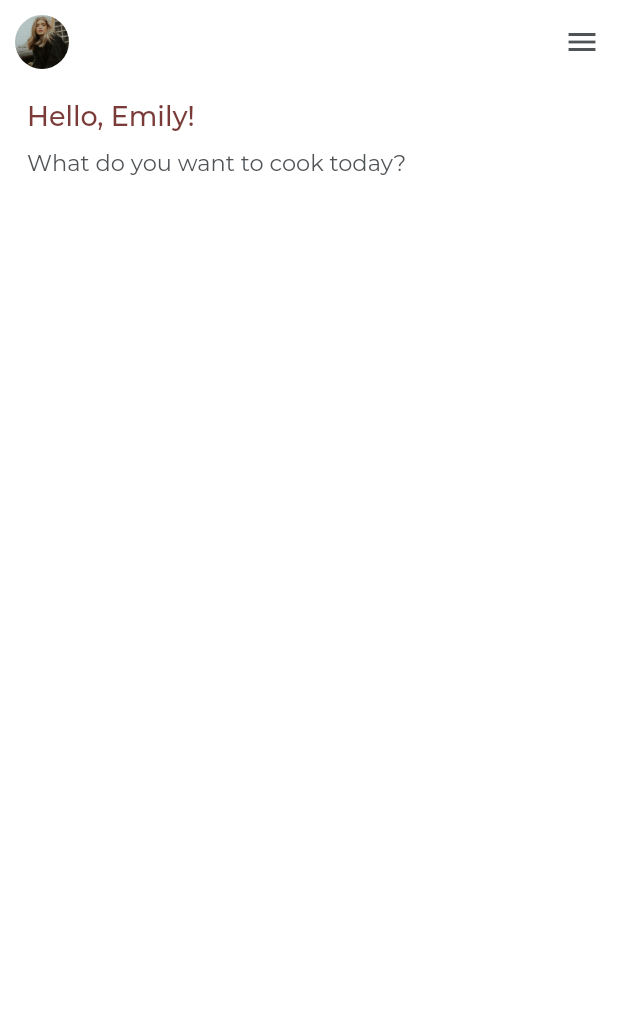
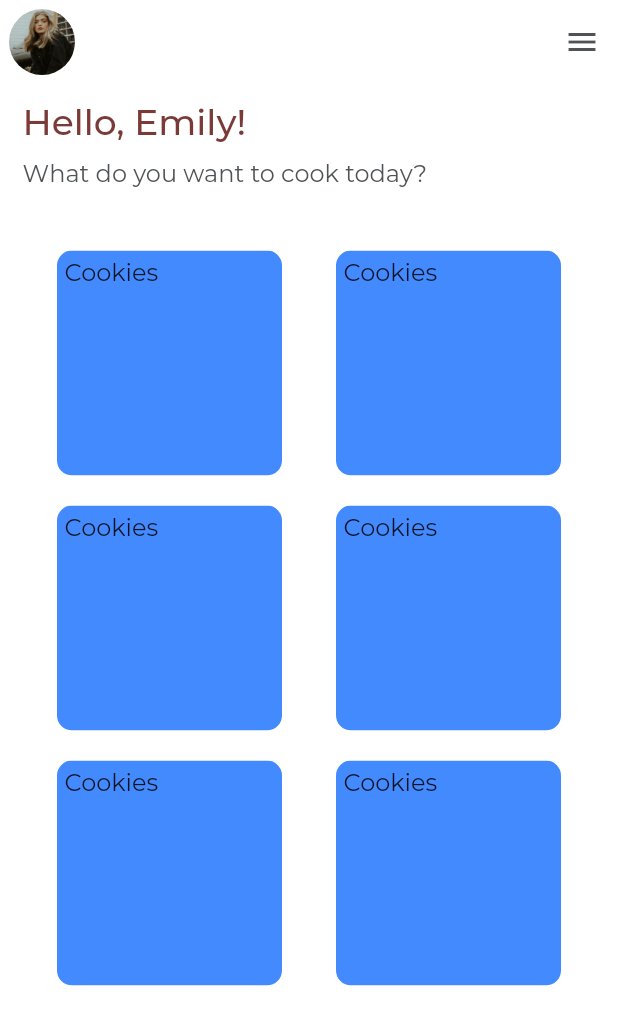
Before and after one commit to savdev-ua/recipes_app, a Flutter app: the HomePage screen opened directly, on a phone screen of 412 x 824 dp. Shown: the top 1025 px of the screen. Run offline on Flutter 3.47's test engine with Material 2 defaults, Android fonts, the phone set to English and light mode, and no system bars.

Commit message:
Added main page ui cards

```diff
--- a/lib/main.dart
+++ b/lib/main.dart
@@ -1,4 +1,5 @@
 import 'package:flutter/material.dart';
+import 'package:recipes_app/pages/home_page.dart';
 import 'package:recipes_app/widgets/category_card.dart';
 import 'package:recipes_app/constants.dart';
 import 'package:recipes_app/pages/register.dart';
@@ -20,7 +21,7 @@ class MyApp extends StatelessWidget {
         scaffoldBackgroundColor: Colors.white,
         textTheme: Theme.of(context).textTheme.apply(displayColor: kTextColor),
       ),
-      home: HomeScreen(),
+      home: HomePage(),
     );
   }
 }
--- a/lib/pages/home_page.dart
+++ b/lib/pages/home_page.dart
@@ -2,6 +2,8 @@ import 'package:flutter/material.dart';
 import 'package:recipes_app/constants.dart';
 import 'package:recipes_app/widgets/bottom_menu.dart';
 import 'package:recipes_app/widgets/homepage_text.dart';
+import 'package:recipes_app/widgets/product.dart';
+
 class HomePage extends StatelessWidget {
   const HomePage({Key? key}) : super(key: key);
 
@@ -13,9 +15,9 @@ class HomePage extends StatelessWidget {
           iconTheme: IconThemeData(color: kGrayColor),
           backgroundColor: Colors.transparent,
           leading: Padding(
-            padding: EdgeInsets.all(10),
+            padding: EdgeInsets.all(6),
             child: Container(
-                height: 15,
+              height: 35,
               child: ClipRRect(
                 borderRadius: BorderRadius.circular(50),
                 child: Image.asset(
@@ -26,21 +28,42 @@ class HomePage extends StatelessWidget {
             ),
           ),
         ),
-
         endDrawer: Drawer(
-
-        child: BottomMenu(page: 1,),
+          child: BottomMenu(
+            page: 1,
           ),
-      // appBar: AppBar(
-      //   title: Text("Log in"),
-      // ),
+        ),
         body: Column(
           children: [
-        HomePageText(
+            Align(
+              alignment: Alignment.centerLeft,
+              child: HomePageText(
                   title: 'Hello, Emily!',
-            subtitle: 'What do you want to cook today?')
+                  subtitle: 'What do you want to cook today?'),
+            ),
+            SizedBox(height: 20,),
+            Row(
+                mainAxisAlignment: MainAxisAlignment.center,
+                children: [
+                  Product(),
+                  Product()
+                ]
+            ),
+            Row(
+              mainAxisAlignment: MainAxisAlignment.center,
+              children: [
+                Product(),
+                Product(),
+              ],
+            ),
+            Row(
+              mainAxisAlignment: MainAxisAlignment.center,
+              children: [
+                Product(),
+                Product(),
               ],
             )
-    );
+          ],
+        ));
   }
 }
--- a/lib/widgets/homepage_text.dart
+++ b/lib/widgets/homepage_text.dart
@@ -11,17 +11,17 @@ class HomePageText extends StatelessWidget {
   Widget build(BuildContext context) {
     return Padding(
       padding: const EdgeInsets.symmetric(vertical: 11.0),
-      child: Padding(
-        padding: const EdgeInsets.only(left:18.0),
+      child:  Padding(
+        padding: const EdgeInsets.only(left: 15),
         child: Column(
             crossAxisAlignment: CrossAxisAlignment.start,
             children: [
               Text(
                 title,
-              //textAlign: TextAlign.left,
+                textAlign: TextAlign.left,
                 style: TextStyle(
                     fontFamily:'Montserrat',
-                  fontSize: 18,
+                    fontSize: 24,
                     fontWeight: FontWeight.w500,
                     color: kTextColor
                 ),
@@ -29,10 +29,10 @@ class HomePageText extends StatelessWidget {
               SizedBox(height: 10,),
               Text(
                 subtitle,
-              //textAlign: TextAlign.left,
+                textAlign: TextAlign.left,
                 style: TextStyle(
                     fontFamily:'Montserrat',
-                  fontSize: 15,
+                    fontSize: 16,
                     fontWeight: FontWeight.w400,
                     color: kGrayColor
                 ),
@@ -40,6 +40,7 @@ class HomePageText extends StatelessWidget {
             ],
           ),
       ),
+
     );
   }
 }
--- /dev/null
+++ b/lib/widgets/product.dart
@@ -0,0 +1,42 @@
+import 'package:flutter/material.dart';
+import 'package:recipes_app/pages/home_page.dart';
+class Product extends StatelessWidget {
+  const Product({Key? key}) : super(key: key);
+
+  @override
+  Widget build(BuildContext context) {
+    return Padding(
+        padding: const EdgeInsets.symmetric(horizontal: 18.0, vertical: 10),
+        child: GestureDetector(
+          onTap: ()=>{
+          Navigator.push(context,MaterialPageRoute(
+          builder: (context) => HomePage())
+          )
+
+          },
+          child: ClipRRect(
+            borderRadius: BorderRadius.circular(10),
+            child: Container(
+              height: 150,
+              width: 150,
+              color: Colors.blueAccent,
+              child: Align(
+                alignment: Alignment.topLeft,
+                child: Padding(
+                  padding: const EdgeInsets.only(top: 5,left: 5),
+                  child: Text(
+                    'Cookies',
+                    style: TextStyle(
+                      fontSize: 16,
+                      fontFamily: 'Montserrat'
+                    ),
+                  ),
+                ),
+              ),
+            ),
+          ),
+        ),
+
+    );
+  }
+}
```
Also changed, not shown: 3 other files. Lines whose indentation alone changed are shown as unchanged.
